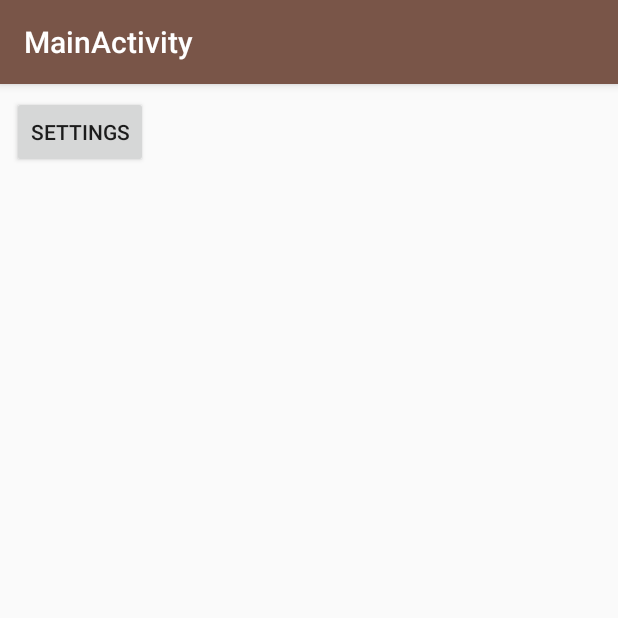
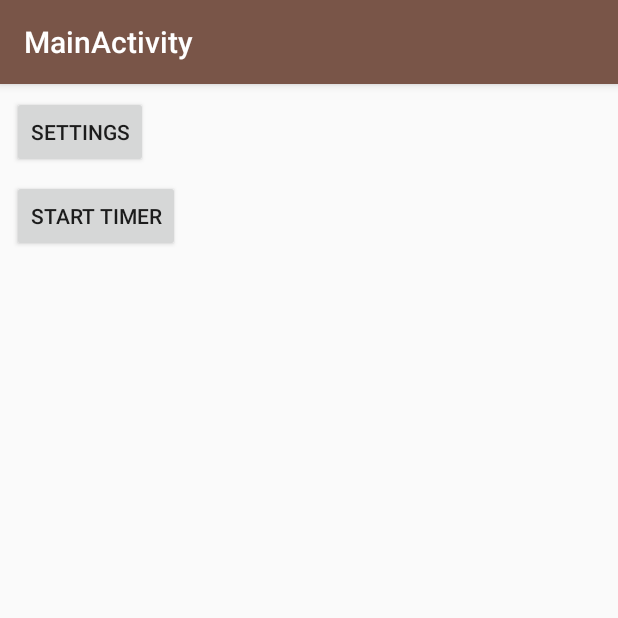
Before and after one commit to jinglebiscuits/coffee_timer, an Android app: the screen it shows after launch (MainActivity), on a phone screen of 412 x 824 dp, the top half of it. Run offline under Robolectric (Android 15) with nearby library versions, the phone set to English and light mode, and no system bars.

Commit message:
button in main activity can also start the timer

```diff
--- a/app/src/main/java/com/scottwehby/coffeetimer/MainActivity.java
+++ b/app/src/main/java/com/scottwehby/coffeetimer/MainActivity.java
@@ -20,4 +20,8 @@ public class MainActivity extends AppCompatActivity {
     public void openSettings(View view) {
         startActivity(new Intent(this, SettingsActivity.class));
     }
+
+    public void startTimer(View view) {
+        Util.startTimer(this);
+    }
 }
--- a/app/src/main/res/layout/content_main.xml
+++ b/app/src/main/res/layout/content_main.xml
@@ -19,4 +19,15 @@
         android:layout_marginTop="8dp"
         app:layout_constraintTop_toTopOf="parent"
         android:onClick="openSettings"/>
+
+    <Button
+        android:text="Start Timer"
+        android:layout_width="wrap_content"
+        android:layout_height="wrap_content"
+        android:id="@+id/start_timer_button"
+        android:layout_marginTop="8dp"
+        app:layout_constraintTop_toBottomOf="@+id/settings_button"
+        app:layout_constraintStart_toStartOf="parent"
+        android:layout_marginStart="8dp"
+        android:onClick="startTimer"/>
 </androidx.constraintlayout.widget.ConstraintLayout>
```
Also changed, not shown: app/src/main/java/com/scottwehby/coffeetimer/Util.java (added, +21 -0 lines), app/src/main/java/com/scottwehby/coffeetimer/services/QuickTimerService.java (+3 -9 lines).
